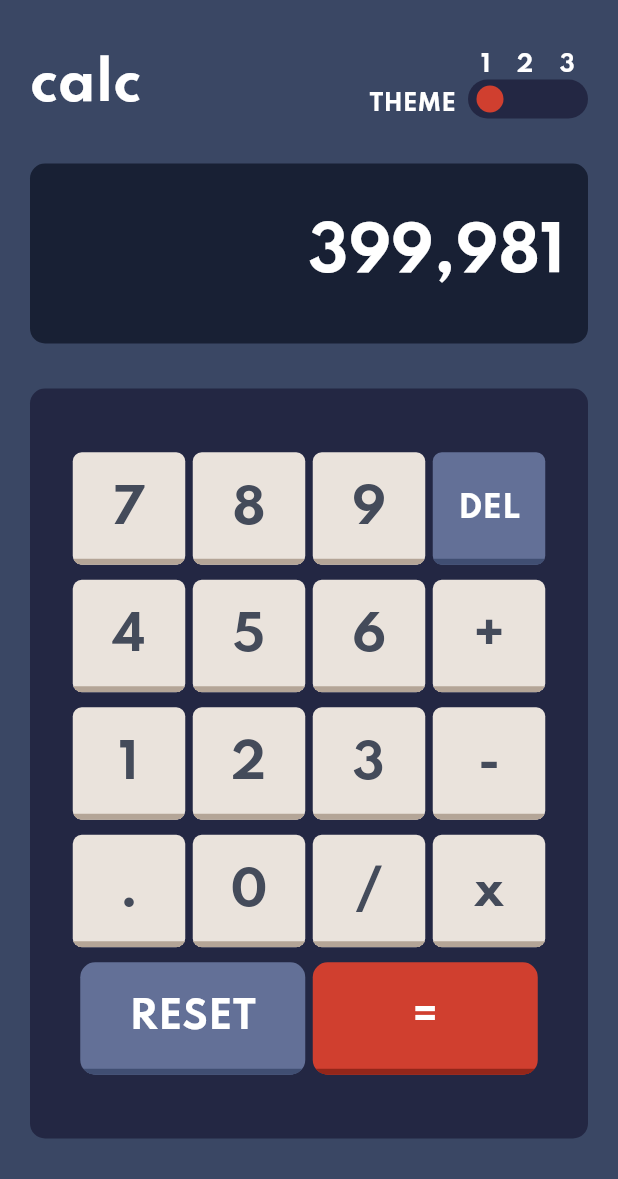
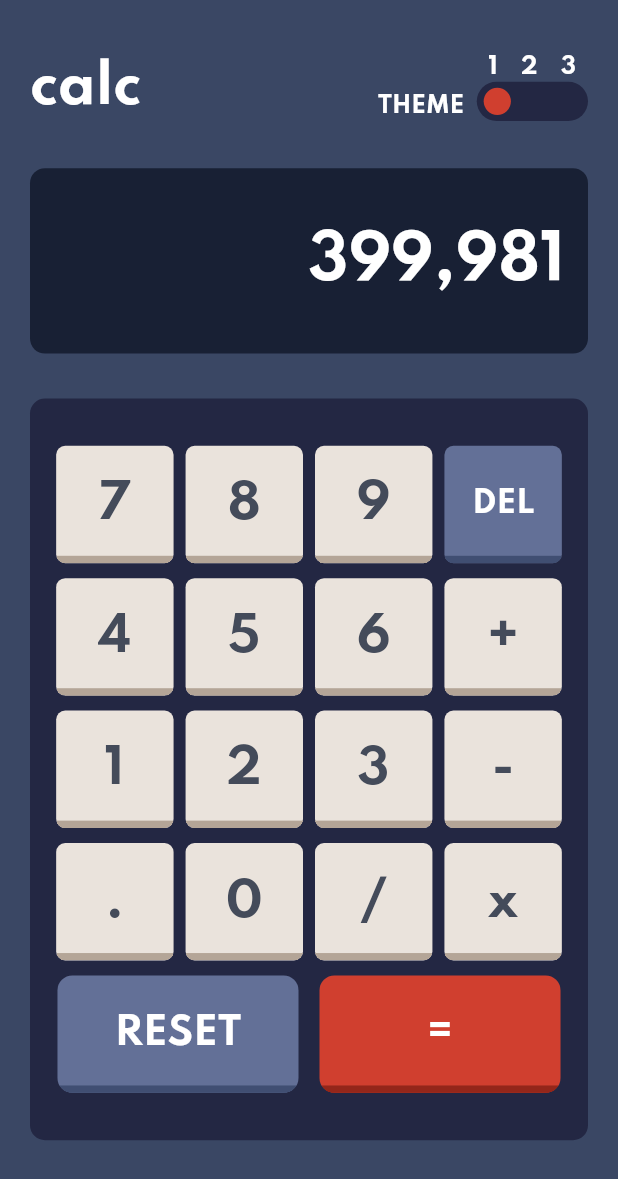
Before and after one commit to mulieriq/Simple-Calculator, a Flutter app: the screen it shows after launch, on a phone screen of 412 x 824 dp. Shown: the top 1179 px of the screen. Run offline on Flutter 3.47's test engine with Material 2 defaults, Android fonts, the phone set to English and light mode, and no system bars; drawn by our look-alikes of auto_size_text; our stand-ins replace bloc, flutter_bloc, freezed_annotation, hydrated_bloc, responsive_sizer.

Commit message:
feat(boya): :zap: improved adapability

```diff
--- a/calculator_app/lib/app/view/app.dart
+++ b/calculator_app/lib/app/view/app.dart
@@ -3,13 +3,15 @@ import 'package:calculator_app/core/presentation/theme/themes.dart';
 import 'package:calculator_app/features/calculator/calculator.dart';
 import 'package:flutter/material.dart';
 import 'package:flutter_bloc/flutter_bloc.dart';
+import 'package:responsive_sizer/responsive_sizer.dart';
 
 class App extends StatelessWidget {
   const App({super.key});
 
   @override
   Widget build(BuildContext context) {
-    return MultiBlocProvider(
+    return ResponsiveSizer(
+      builder: (context, orientation, screenType) => MultiBlocProvider(
         providers: [
           BlocProvider(
             create: (context) => PreferredThemeCubit(),
@@ -25,6 +27,7 @@ class App extends StatelessWidget {
             home: const CalculatorView(),
           ),
         ),
+      ),
     );
   }
 }
--- a/calculator_app/lib/core/platform/utils/utils.dart
+++ b/calculator_app/lib/core/platform/utils/utils.dart
@@ -1,3 +1,2 @@
 export './color_transformer.dart';
 export './extensions.dart';
-export './size_config.dart';
--- a/calculator_app/lib/features/calculator/presentation/widgets/calculator_body.dart
+++ b/calculator_app/lib/features/calculator/presentation/widgets/calculator_body.dart
@@ -1,6 +1,7 @@
 import 'package:calculator_app/core/core.dart';
 import 'package:calculator_app/features/calculator/calculator.dart';
 import 'package:flutter/material.dart';
+import 'package:responsive_sizer/responsive_sizer.dart';
 
 class CalculatorBody extends StatelessWidget {
   const CalculatorBody({super.key, required this.state});
@@ -9,12 +10,12 @@ class CalculatorBody extends StatelessWidget {
   Widget build(BuildContext context) {
     return Column(
       children: [
-        const CalculatorSizedBox(
-          height: 15,
+        CalculatorSizedBox(
+          height: Adaptive.h(2),
         ),
         CalculatorHeader(state: state),
-        const CalculatorSizedBox(
-          height: 15,
+        CalculatorSizedBox(
+          height: Adaptive.h(2),
         ),
         CalculatorScreen(state: state),
         CalculatorKeypad(state: state)
--- a/calculator_app/lib/features/calculator/presentation/widgets/calculator_header.dart
+++ b/calculator_app/lib/features/calculator/presentation/widgets/calculator_header.dart
@@ -1,6 +1,8 @@
+import 'package:auto_size_text/auto_size_text.dart';
 import 'package:calculator_app/core/core.dart';
 import 'package:calculator_app/features/calculator/calculator.dart';
 import 'package:flutter/material.dart';
+import 'package:responsive_sizer/responsive_sizer.dart';
 
 class CalculatorHeader extends StatelessWidget {
   const CalculatorHeader({
@@ -15,7 +17,7 @@ class CalculatorHeader extends StatelessWidget {
     return Row(
       mainAxisAlignment: MainAxisAlignment.spaceBetween,
       children: [
-        Text(
+        AutoSizeText(
           Constants.kTtitle,
           style: Theme.of(context).textTheme.displayLarge!.copyWith(
                 fontSize: 35,
@@ -27,18 +29,18 @@ class CalculatorHeader extends StatelessWidget {
           mainAxisAlignment: MainAxisAlignment.spaceBetween,
           crossAxisAlignment: CrossAxisAlignment.end,
           children: [
-            Text(
+            AutoSizeText(
               Constants.kThemeText,
               style: Theme.of(context).textTheme.displayLarge!.copyWith(
                     fontSize: 15,
                     color: state.theme1TextColorTranfromer(),
                   ),
             ),
-            const CalculatorSizedBox(
-              width: 8,
+            CalculatorSizedBox(
+              width: Adaptive.w(2),
             ),
             CalculatorSizedBox(
-              width: 80,
+              width: Adaptive.w(18),
               child: Column(
                 children: [
                   PreferredThemeNumberComponent(state: state),
--- a/calculator_app/lib/features/calculator/presentation/widgets/calculator_keypad.dart
+++ b/calculator_app/lib/features/calculator/presentation/widgets/calculator_keypad.dart
@@ -1,6 +1,7 @@
 import 'package:calculator_app/core/core.dart';
 import 'package:calculator_app/features/calculator/calculator.dart';
 import 'package:flutter/material.dart';
+import 'package:responsive_sizer/responsive_sizer.dart';
 
 class CalculatorKeypad extends StatelessWidget {
   const CalculatorKeypad({
@@ -15,7 +16,7 @@ class CalculatorKeypad extends StatelessWidget {
     return Container(
       margin: const EdgeInsets.only(top: 15),
       width: double.infinity,
-      height: 500,
+      height: Adaptive.h(60),
       decoration: BoxDecoration(
         borderRadius: BorderRadius.circular(10),
         color: state.keyPadToggleThemeTransformer(),
--- a/calculator_app/lib/features/calculator/presentation/widgets/calculator_screen.dart
+++ b/calculator_app/lib/features/calculator/presentation/widgets/calculator_screen.dart
@@ -1,6 +1,7 @@
 import 'package:calculator_app/core/core.dart';
 import 'package:calculator_app/features/features.dart';
 import 'package:flutter/material.dart';
+import 'package:responsive_sizer/responsive_sizer.dart';
 
 class CalculatorScreen extends StatelessWidget {
   const CalculatorScreen({
@@ -15,7 +16,7 @@ class CalculatorScreen extends StatelessWidget {
     return Container(
       margin: const EdgeInsets.symmetric(vertical: 15),
       width: double.infinity,
-      height: 120,
+      height: Adaptive.h(15),
       decoration: BoxDecoration(
         borderRadius: BorderRadius.circular(10),
         color: state.screeThemeTransformer(),
--- a/calculator_app/lib/features/calculator/presentation/widgets/components/keypad_button_component.dart
+++ b/calculator_app/lib/features/calculator/presentation/widgets/components/keypad_button_component.dart
@@ -1,5 +1,7 @@
+import 'package:auto_size_text/auto_size_text.dart';
 import 'package:calculator_app/core/core.dart';
 import 'package:flutter/material.dart';
+import 'package:responsive_sizer/responsive_sizer.dart';
 
 class KeypadButtonComponent extends StatelessWidget {
   const KeypadButtonComponent({
@@ -18,7 +20,7 @@ class KeypadButtonComponent extends StatelessWidget {
           .map(
             (e) => Padding(
               padding: const EdgeInsets.symmetric(
-                horizontal: 2.5,
+                horizontal: 4,
                 vertical: 5,
               ),
               child: Container(
@@ -29,12 +31,12 @@ class KeypadButtonComponent extends StatelessWidget {
                       : state.keyPadButtonThemeTransformer(),
                   borderRadius: BorderRadius.circular(6),
                 ),
-                height: 75,
-                width: 75,
+                height: Adaptive.h(9.5),
+                width: Adaptive.w(19),
                 child: Stack(
                   children: [
                     Center(
-                      child: Text(
+                      child: AutoSizeText(
                         e,
                         style:
                             Theme.of(context).textTheme.displayLarge!.copyWith(
@@ -46,7 +48,7 @@ class KeypadButtonComponent extends StatelessWidget {
                     Align(
                       alignment: Alignment.bottomCenter,
                       child: Container(
-                        height: 4,
+                        height: Adaptive.h(.6),
                         decoration: BoxDecoration(
                           color: e == 'DEL'
                               ? state.deleteResetButtonShadowThemeTransformer()
--- a/calculator_app/lib/features/calculator/presentation/widgets/components/preferred_theme_number_component.dart
+++ b/calculator_app/lib/features/calculator/presentation/widgets/components/preferred_theme_number_component.dart
@@ -1,3 +1,4 @@
+import 'package:auto_size_text/auto_size_text.dart';
 import 'package:calculator_app/core/core.dart';
 import 'package:flutter/material.dart';
 
@@ -15,7 +16,7 @@ class PreferredThemeNumberComponent extends StatelessWidget {
       mainAxisAlignment: MainAxisAlignment.spaceAround,
       children: Constants.kPreferedThemeLevel
           .map(
-            (number) => Text(
+            (number) => AutoSizeText(
               number,
               style: Theme.of(context).textTheme.displayLarge!.copyWith(
                     fontSize: 15,
--- a/calculator_app/lib/features/calculator/presentation/widgets/components/reset_buttons_component.dart
+++ b/calculator_app/lib/features/calculator/presentation/widgets/components/reset_buttons_component.dart
@@ -1,5 +1,7 @@
+import 'package:auto_size_text/auto_size_text.dart';
 import 'package:calculator_app/core/core.dart';
 import 'package:flutter/material.dart';
+import 'package:responsive_sizer/responsive_sizer.dart';
 
 class ResetButtonsComponent extends StatelessWidget {
   const ResetButtonsComponent({
@@ -12,13 +14,13 @@ class ResetButtonsComponent extends StatelessWidget {
   @override
   Widget build(BuildContext context) {
     return Wrap(
-      alignment: WrapAlignment.center,
+      alignment: WrapAlignment.spaceBetween,
       crossAxisAlignment: WrapCrossAlignment.center,
       children: Constants.resetButtonList
           .map(
             (e) => Padding(
               padding: const EdgeInsets.symmetric(
-                horizontal: 2.5,
+                horizontal: 7,
                 vertical: 5,
               ),
               child: Container(
@@ -29,13 +31,13 @@ class ResetButtonsComponent extends StatelessWidget {
                       : state.deleteResetButtonThemeTransformer(),
                   borderRadius: BorderRadius.circular(10),
                 ),
-                height: 75,
-                width: 150,
+                height: Adaptive.h(9.5),
+                width: Adaptive.w(39),
                 child: Center(
                   child: Stack(
                     children: [
                       Center(
-                        child: Text(
+                        child: AutoSizeText(
                           e,
                           style: Theme.of(context)
                               .textTheme
@@ -54,7 +56,7 @@ class ResetButtonsComponent extends StatelessWidget {
                       Align(
                         alignment: Alignment.bottomCenter,
                         child: Container(
-                          height: 4,
+                          height: Adaptive.h(.6),
                           decoration: BoxDecoration(
                             color: e == 'RESET'
                                 ? state
--- a/calculator_app/lib/features/calculator/presentation/widgets/components/screen_text_component.dart
+++ b/calculator_app/lib/features/calculator/presentation/widgets/components/screen_text_component.dart
@@ -1,3 +1,4 @@
+import 'package:auto_size_text/auto_size_text.dart';
 import 'package:calculator_app/core/core.dart';
 import 'package:calculator_app/features/calculator/calculator.dart';
 import 'package:flutter/material.dart';
@@ -10,7 +11,7 @@ class ScreenText extends StatelessWidget {
   Widget build(BuildContext context) {
     final theme = Theme.of(context);
     final count = context.select((CalculatorCubit cubit) => cubit.state);
-    return Text(
+    return AutoSizeText(
       '399,981',
       style: theme.textTheme.displayLarge!.copyWith(
         fontSize: 40,
--- a/calculator_app/lib/features/calculator/presentation/widgets/components/toggle_theme_component.dart
+++ b/calculator_app/lib/features/calculator/presentation/widgets/components/toggle_theme_component.dart
@@ -1,6 +1,7 @@
 import 'package:calculator_app/core/core.dart';
 import 'package:flutter/material.dart';
 import 'package:flutter_bloc/flutter_bloc.dart';
+import 'package:responsive_sizer/responsive_sizer.dart';
 
 class ToggleThemeComponent extends StatelessWidget {
   const ToggleThemeComponent({
@@ -31,8 +32,8 @@ class ToggleThemeComponent extends StatelessWidget {
                     milliseconds: 300,
                   ),
                   margin: const EdgeInsets.all(2),
-                  width: 18,
-                  height: 18,
+                  width: Adaptive.w(4.5),
+                  height: Adaptive.h(2.2),
                   decoration: BoxDecoration(
                     shape: BoxShape.circle,
                     color: state ==
```
Also changed, not shown: calculator_app/lib/core/platform/utils/size_config.dart (deleted, +0 -39 lines). Lines whose indentation alone changed are shown as unchanged.
